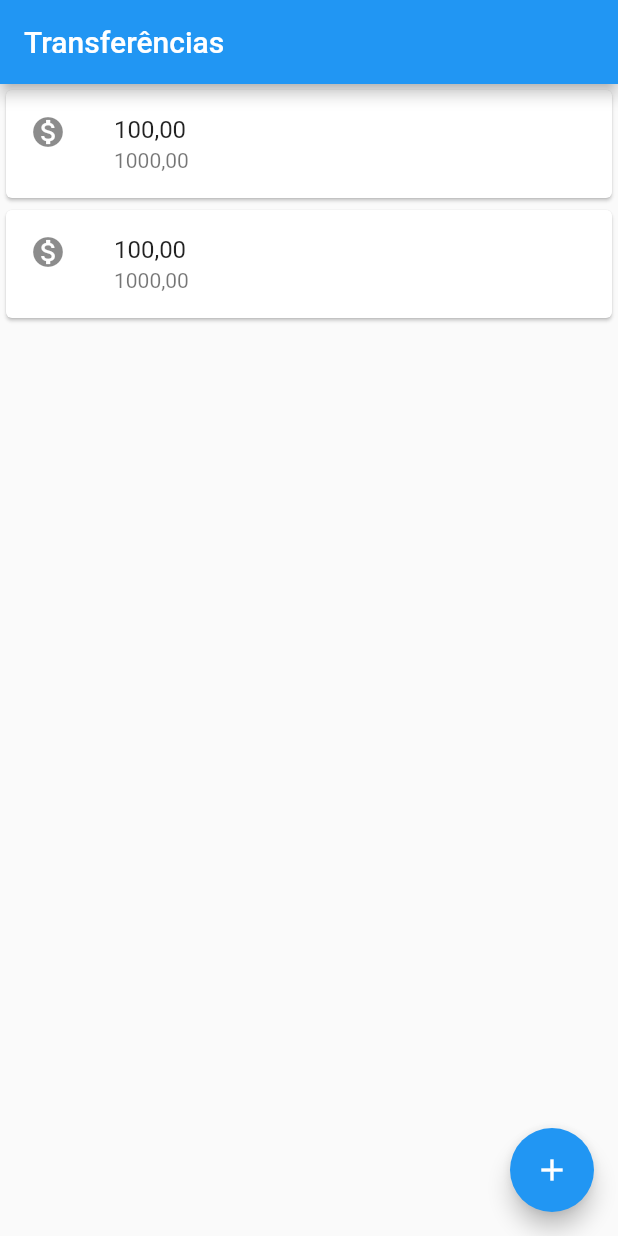
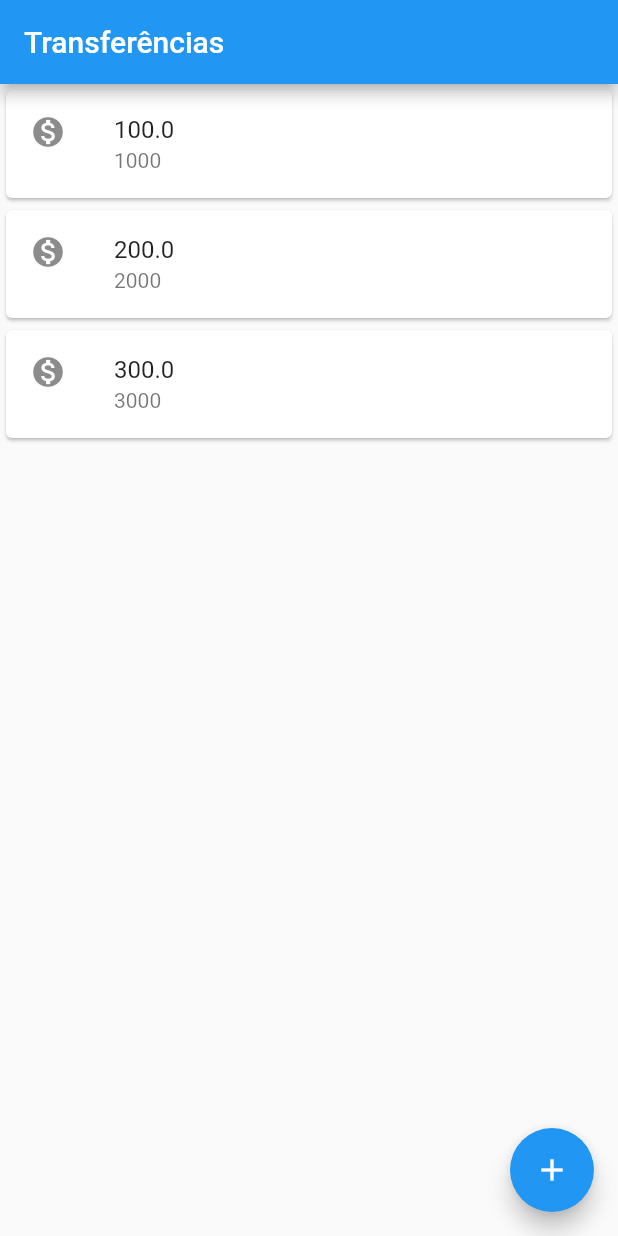
Before and after one commit to ArthurProenca/ByteBank-Flutter, a Flutter app: the screen it shows after launch, on a phone screen of 412 x 824 dp. Run offline on Flutter 3.47's test engine with Material 2 defaults, Android fonts, the phone set to English and light mode, and no system bars.

Commit message:
Criação de classes, factories e orientação a objetos com o modificador de acesso private "_".

```diff
--- a/lib/main.dart
+++ b/lib/main.dart
@@ -4,22 +4,7 @@ import 'package:flutter/material.dart';
 void main() => runApp(
       MaterialApp(
         home: Scaffold(
-          body: Column(
-            children: const [
-              Card(
-                  child: ListTile(
-                leading: Icon(Icons.monetization_on),
-                title: Text('100,00'),
-                subtitle: Text('1000,00'),
-              )),
-              Card(
-                  child: ListTile(
-                leading: Icon(Icons.monetization_on),
-                title: Text('100,00'),
-                subtitle: Text('1000,00'),
-              )),
-            ],
-          ), //Adiciona ao corpo do Scaffold
+          body: ListaTransferencia(),
           appBar: AppBar(
             title: const Text('Transferências'),
           ),
@@ -28,3 +13,43 @@ void main() => runApp(
         ),
       ),
     );
+
+/*Iremos criar um widget só nosso!
+  * StatefulWidget = dynamic
+  * StatelessWidget = static
+ */
+class ListaTransferencia extends StatelessWidget {
+  @override
+  Widget build(BuildContext context) {
+    return Column(
+      children: <Widget>[
+        ItemTransferencia(Transferencia(100.0, 1000)),
+        ItemTransferencia(Transferencia(200.0, 2000)),
+        ItemTransferencia(Transferencia(300.0, 3000)),
+      ],
+    );
+  }
+}
+
+class ItemTransferencia extends StatelessWidget {
+  final Transferencia _transferencia;
+
+  ItemTransferencia(this._transferencia);
+
+  @override
+  Widget build(BuildContext context) {
+    return Card(
+        child: ListTile(
+      leading: const Icon(Icons.monetization_on),
+      title: Text(_transferencia.valor.toString()),
+      subtitle: Text(_transferencia.numeroConta.toString()),
+    ));
+  }
+}
+
+class Transferencia {
+  final double valor;
+  final int numeroConta;
+
+  Transferencia(this.valor, this.numeroConta);
+}
```
